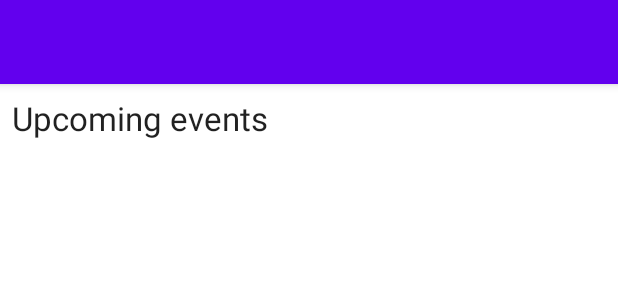
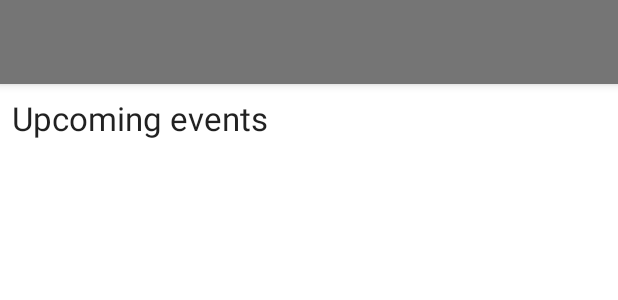
Before and after one commit to iclavijos/msdb-android-client, an Android app: the layout app_bar_main.xml on its own in the app's theme, with its tools: preview values and no code run, on a phone screen of 412 x 824 dp. Shown: the top 300 px of the screen. Run offline under Robolectric (Android 15) with nearby library versions, the phone set to English and light mode, and no system bars.

Commit message:
Changed header background color

```diff
--- a/app/src/main/res/layout/app_bar_main.xml
+++ b/app/src/main/res/layout/app_bar_main.xml
@@ -15,7 +15,7 @@
             android:id="@+id/toolbar"
             android:layout_width="match_parent"
             android:layout_height="?attr/actionBarSize"
-            android:background="?attr/colorPrimary"
+            android:background="@color/gray_600"
             app:popupTheme="@style/Theme.MSDBClient.PopupOverlay" />
 
     </com.google.android.material.appbar.AppBarLayout>
```
